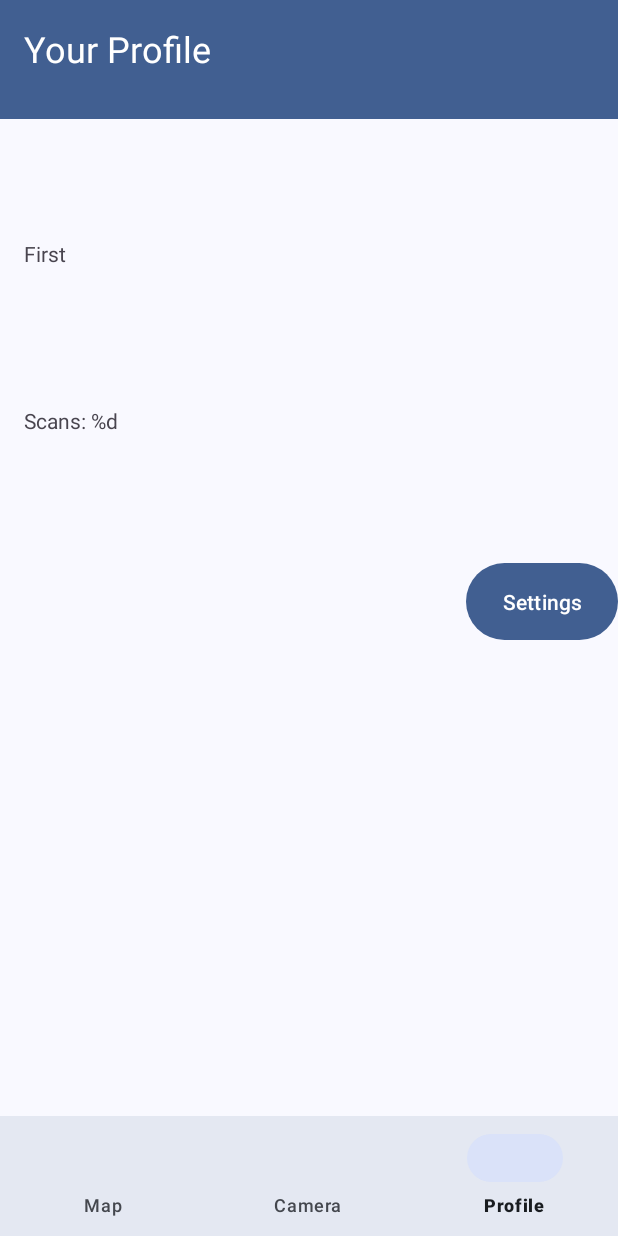
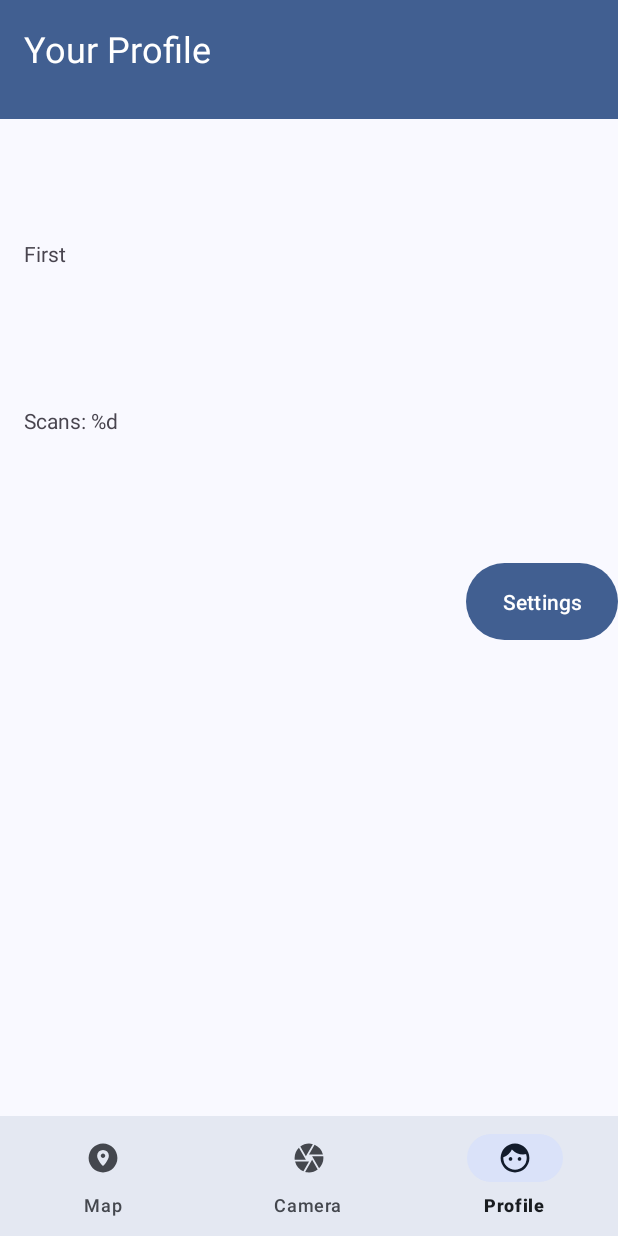
Before and after one commit to Digital-Dreamweavers/qr-guard, an Android app: the screen it shows after launch once a user with an empty profile is signed in (MainActivity), item 3 of the bottom bar chosen, on a phone screen of 412 x 824 dp. Run offline under Robolectric (Android 15) with nearby library versions, the phone set to English and light mode, and no system bars; our stand-ins replace Firebase (no records; nobody signed in at launch, a user with empty details on screens opened directly); libraries missing offline, so code that uses them is left out: androidx.camera.core, androidx.camera.lifecycle, androidx.camera.view, com.google.mlkit.vision; 6 statements that could not run were skipped.

Commit message:
Navigation Icons, Block Nav reselections

```diff
--- a/app/src/main/java/dev/digitaldreamweavers/qrguard/ui/BottomNavigationFragment.java
+++ b/app/src/main/java/dev/digitaldreamweavers/qrguard/ui/BottomNavigationFragment.java
@@ -1,29 +1,20 @@
 package dev.digitaldreamweavers.qrguard.ui;
 
-import androidx.activity.result.contract.ActivityResultContracts;
+import android.content.Intent;
+import android.os.Bundle;
+import android.util.Log;
+import android.view.LayoutInflater;
+import android.view.View;
+import android.view.ViewGroup;
+
 import androidx.annotation.NonNull;
 import androidx.annotation.Nullable;
 import androidx.fragment.app.Fragment;
 import androidx.lifecycle.ViewModelProvider;
 
-import android.content.Intent;
-import android.graphics.Bitmap;
-import android.graphics.drawable.BitmapDrawable;
-import android.graphics.drawable.Drawable;
-import android.net.Uri;
-import android.os.Bundle;
-import android.util.Log;
-import android.view.LayoutInflater;
-import android.view.View;
-import android.view.ViewGroup;
-import android.widget.ImageView;
-
-import com.bumptech.glide.Glide;
-import com.bumptech.glide.request.target.CustomTarget;
-import com.bumptech.glide.request.transition.Transition;
+import com.google.android.material.bottomnavigation.BottomNavigationView;
 import com.google.android.material.navigation.NavigationBarView;
 import com.google.firebase.auth.FirebaseAuth;
-import com.google.android.material.bottomnavigation.BottomNavigationView;
 import com.google.firebase.auth.FirebaseUser;
 
 import dev.digitaldreamweavers.qrguard.R;
@@ -51,15 +42,12 @@ public class BottomNavigationFragment extends Fragment {
         if (id == R.id.navigation_camera) {
             Log.i(TAG, "Camera selected.");
             fragment = new ViewFinderFragment();
-            // TODO: Camera
         } else if (id == R.id.navigation_profile) {
             Log.i(TAG, "Profile selected.");
             fragment = new ProfileFragment();
-            // TODO: Profile
         } else if (id == R.id.navigation_map) {
             Log.i(TAG, "Map selected.");
             fragment = new MapFragment();
-            // TODO: Map
         }
 
         // Replace the current fragment with the selected fragment.
@@ -71,6 +59,10 @@ public class BottomNavigationFragment extends Fragment {
         Log.w(TAG, id + " does not fit into following IDs: " + R.id.navigation_camera + ", " + R.id.navigation_profile + ", " + R.id.navigation_map);
 
         return false;
+    };
+
+    private final NavigationBarView.OnItemReselectedListener onItemReselected = item -> {
+        Log.i(TAG, "Item reselected: " + item.getItemId() + ". Discarding action.");
     };
 
     @Override
@@ -107,6 +99,9 @@ public class BottomNavigationFragment extends Fragment {
         Log.i(TAG, "Binding BottomNavigationView to listener.");
         BottomNavigationView bottomNavigationView = view.findViewById(R.id.bottom_navigation);
         bottomNavigationView.setOnItemSelectedListener(onItemSelected);
+        bottomNavigationView.setOnItemReselectedListener(onItemReselected);
+
+        bottomNavigationView.setSelectedItemId(R.id.navigation_camera);
 
         return view;
     }
--- /dev/null
+++ b/app/src/main/res/drawable/nav_camera.xml
@@ -0,0 +1,9 @@
+<vector xmlns:android="http://schemas.android.com/apk/res/android"
+    android:width="20dp"
+    android:height="20dp"
+    android:viewportWidth="960"
+    android:viewportHeight="960">
+  <path
+      android:pathData="m480,384 l149,-258q83,36 141.5,103T852,384L480,384ZM397,432L248,174q50,-38 109.5,-58T480,96q26,0 51.5,4t51.5,10L397,432ZM99,528q-2,-11 -2.5,-23t-0.5,-25q0,-78 29.5,-148.5T211,206l186,322L99,528ZM331,834q-83,-35 -142,-102.5T108,576h372L331,834ZM480,864q-26,0 -52,-3.5T377,850l186,-322 149,258q-51,38 -110,58T480,864ZM749,754L563,432h298l2,24q1,12 1,24 0,78 -30,149t-85,125Z"
+      android:fillColor="#e8eaed"/>
+</vector>
--- /dev/null
+++ b/app/src/main/res/drawable/nav_map.xml
@@ -0,0 +1,9 @@
+<vector xmlns:android="http://schemas.android.com/apk/res/android"
+    android:width="20dp"
+    android:height="20dp"
+    android:viewportWidth="960"
+    android:viewportHeight="960">
+  <path
+      android:pathData="M480.28,864Q401,864 331,834t-122.5,-82.5Q156,699 126,629.04t-30,-149.5Q96,400 126,330.5q30,-69.5 82.5,-122T330.96,126q69.96,-30 149.5,-30t149.04,30q69.5,30 122,82.5T834,330.72q30,69.73 30,149Q864,559 834,629t-82.5,122.5Q699,804 629.28,834q-69.73,30 -149,30ZM480,696q43.77,-43.99 77.82,-90.92Q587,565 611.5,516.34 636,467.67 636,420q0,-66 -45,-111t-111,-45q-66,0 -111,45t-45,111q0,48 24.38,96.29Q372.75,564.59 402,605q34.13,46.97 78,91ZM480,480q-23,0 -41.5,-18.5T420,420q0,-23 18.5,-41.5T480,360q23,0 41.5,18.5T540,420q0,23 -18.5,41.5T480,480Z"
+      android:fillColor="#e8eaed"/>
+</vector>
--- /dev/null
+++ b/app/src/main/res/drawable/nav_profile.xml
@@ -0,0 +1,9 @@
+<vector xmlns:android="http://schemas.android.com/apk/res/android"
+    android:width="20dp"
+    android:height="20dp"
+    android:viewportWidth="960"
+    android:viewportHeight="960">
+  <path
+      android:pathData="M360.11,552Q340,552 326,538.11q-14,-13.88 -14,-34Q312,484 325.89,470q13.88,-14 34,-14Q380,456 394,469.89q14,13.88 14,34Q408,524 394.11,538q-13.88,14 -34,14ZM600.11,552Q580,552 566,538.11q-14,-13.88 -14,-34Q552,484 565.89,470q13.88,-14 34,-14Q620,456 634,469.89q14,13.88 14,34Q648,524 634.11,538q-13.88,14 -34,14ZM480.46,792q130.46,0 221,-91Q792,610 792,480.24q0,-23.24 -5,-52.74 -5,-29.5 -13,-51.5 -21,5 -38,6.5t-40,1.5q-85.96,0 -162.48,-33.5T397,254q-37,78 -93.5,129T170,460q-1,4 -1.5,10t-0.5,10q0,130 91,221t221.46,91ZM480,864q-79.38,0 -149.19,-30T208.5,751.5Q156,699 126,629.04t-30,-149.5Q96,400 126,330q30,-70 82.5,-122t122.46,-82q69.96,-30 149.5,-30t149.55,30.24q70,30.24 121.79,82.08 51.78,51.84 81.99,121.92Q864,400.32 864,480q0,79.38 -30,149.19T752,751.5Q700,804 629.87,834T480,864Z"
+      android:fillColor="#e8eaed"/>
+</vector>
--- a/app/src/main/res/menu/bottom_nav_menu.xml
+++ b/app/src/main/res/menu/bottom_nav_menu.xml
@@ -3,14 +3,17 @@
 
     <item
         android:id="@+id/navigation_map"
-        android:title="@string/btn_map" />
+        android:title="@string/btn_map"
+        android:icon="@drawable/nav_map"/>
 
     <item
         android:id="@+id/navigation_camera"
-        android:title="@string/btn_camera"/>
+        android:title="@string/btn_camera"
+        android:icon="@drawable/nav_camera"/>
 
     <item
         android:id="@+id/navigation_profile"
-        android:title="@string/btn_profile" />
+        android:title="@string/btn_profile"
+        android:icon="@drawable/nav_profile"/>
 
 </menu>
```
Also changed, not shown: app/src/main/java/dev/digitaldreamweavers/qrguard/ReportActivity.java (+0 -14 lines), app/src/main/res/layout/activity_report.xml (+13 -34 lines).
